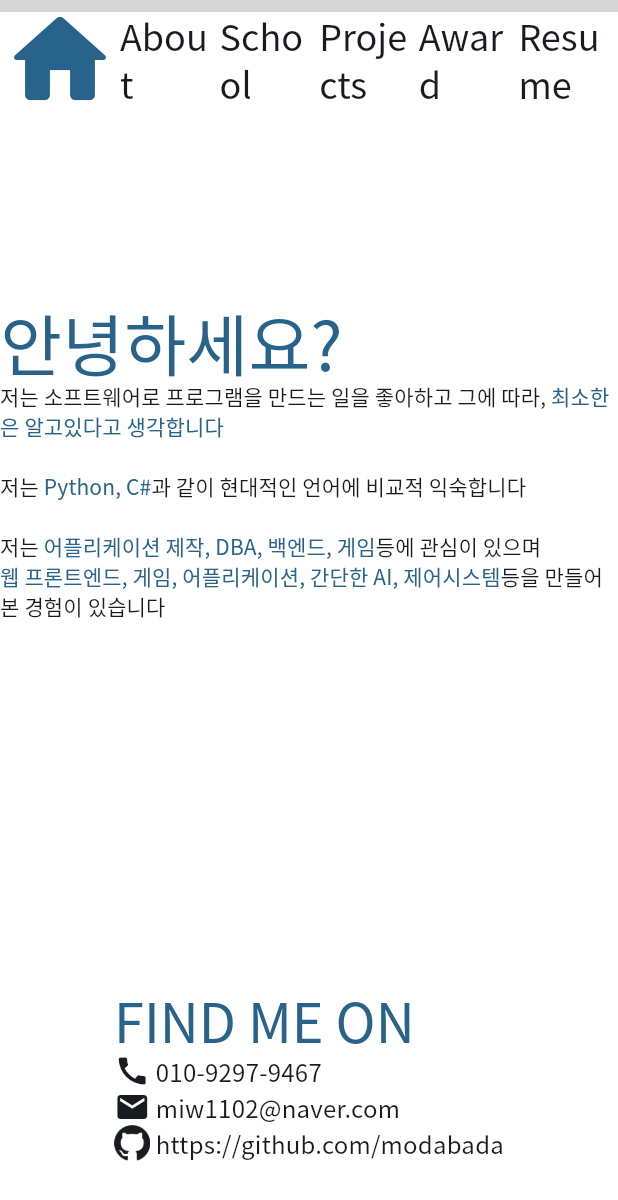
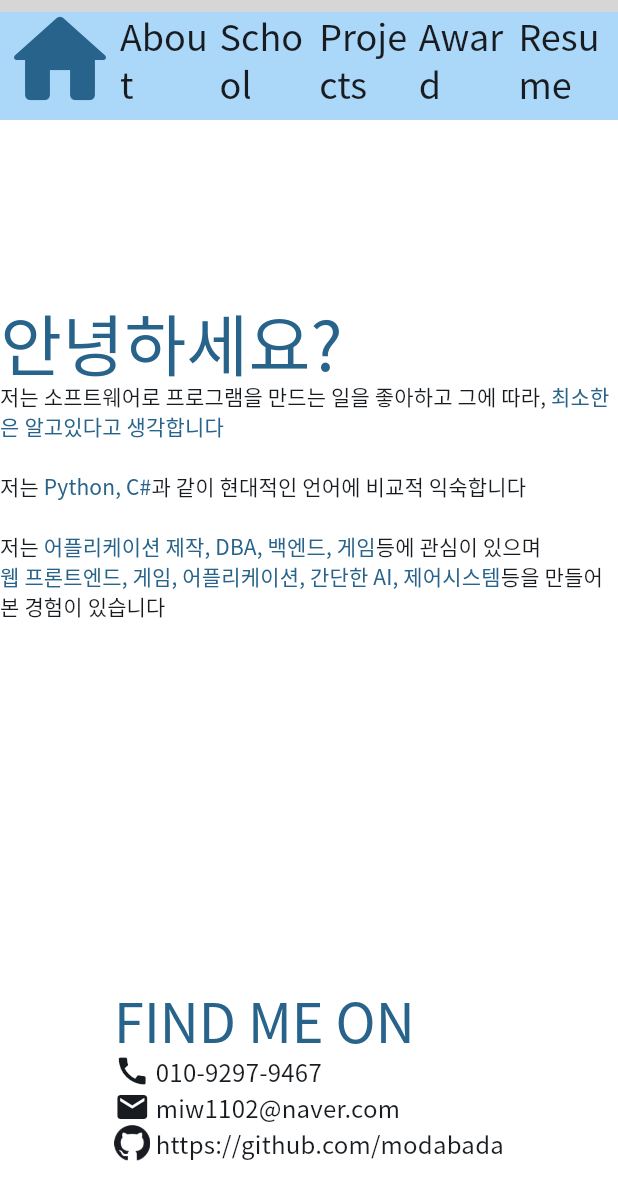
Before and after one commit to modabada/portfolio, a Flutter app: the screen it shows after launch, scrolled down 888 dp, on a phone screen of 412 x 824 dp. Shown: the top 1200 px of the screen. Run offline on Flutter 3.47's test engine with Material 3 defaults, Android fonts, the phone set to English and light mode, and no system bars; our stand-ins replace fluro, flutter_bloc, flutter_svg; missing offline and left inert: korea_regexp; grey boxes are pictures that could not be loaded.

Commit message:
배경색 추가

```diff
--- a/lib/Component/NavBar/nav_bar.dart
+++ b/lib/Component/NavBar/nav_bar.dart
@@ -31,7 +31,8 @@ class _NavBarState extends State<NavBar> {
 
     return DefaultTextStyle(
       style: Theme.of(context).textTheme.headlineSmall!,
-      child: SizedBox(
+      child: Container(
+        color: colorScheme.inversePrimary.withOpacity(0.8),
         height: widget.widgetHeight,
         width: double.infinity,
         child: Row(
```
